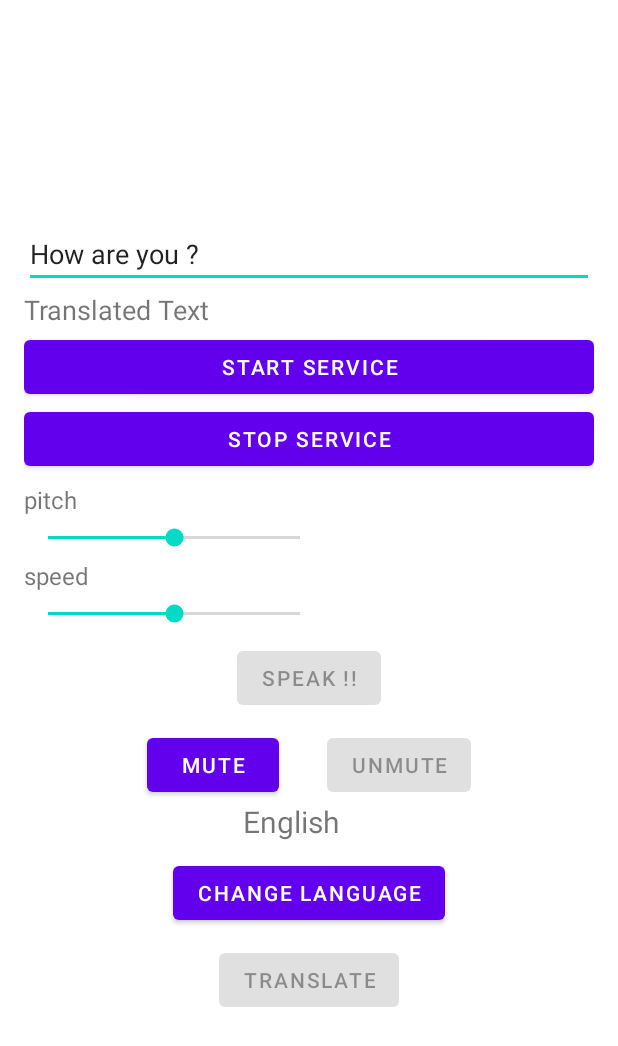
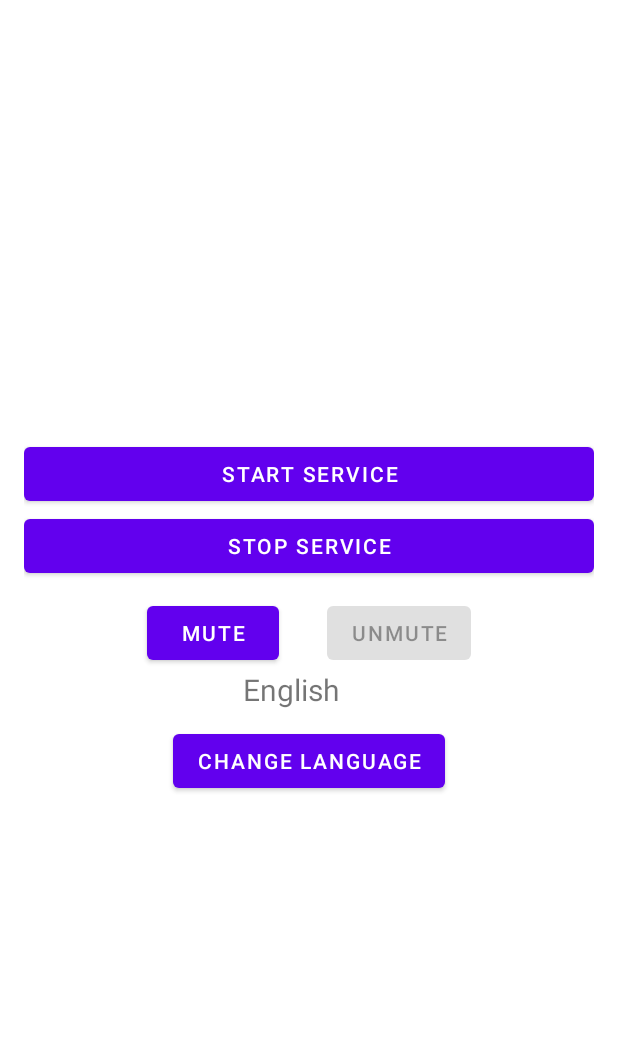
Before and after one commit to HackRx2-0/ps5_straw_hats, an Android app: the layout fragment_home.xml on its own in the app's theme, with its tools: preview values and no code run, on a phone screen of 412 x 824 dp. Shown: the top 1046 px of the screen. Run offline under Robolectric (Android 15) with nearby library versions, the phone set to English and light mode, and no system bars.

Commit message:
minor changes

```diff
--- a/app/src/main/res/layout/fragment_home.xml
+++ b/app/src/main/res/layout/fragment_home.xml
@@ -14,28 +14,29 @@
         android:orientation="vertical"
         tools:context=".MainActivity">
 
-        <EditText
-            android:id="@+id/edit_text_input"
-            android:layout_width="match_parent"
-            android:layout_height="wrap_content"
-            android:text="How are you ?"
-            android:hint="Input"
-            />
+<!--        <EditText-->
+<!--            android:id="@+id/edit_text_input"-->
+<!--            android:layout_width="match_parent"-->
+<!--            android:layout_height="wrap_content"-->
+<!--            android:text="How are you ?"-->
+<!--            android:hint="Input"-->
+<!--            />-->
 
-        <TextView
-            android:id="@+id/text_view_translated_text"
-            android:layout_width="match_parent"
-            android:layout_height="wrap_content"
-            android:hint="Translated Text"
-            android:textSize="18sp"
-            android:text="Translated Text"
-            android:layout_marginVertical="2dp"
-            />
+<!--        <TextView-->
+<!--            android:id="@+id/text_view_translated_text"-->
+<!--            android:layout_width="match_parent"-->
+<!--            android:layout_height="wrap_content"-->
+<!--            android:hint="Translated Text"-->
+<!--            android:textSize="18sp"-->
+<!--            android:text="Translated Text"-->
+<!--            android:layout_marginVertical="2dp"-->
+<!--            />-->
         <Button
             android:id="@+id/btn_start_service"
             android:layout_width="match_parent"
             android:layout_height="wrap_content"
             android:text="Start Service"
+
             />
 
         <Button
@@ -43,50 +44,51 @@
             android:layout_width="match_parent"
             android:layout_height="wrap_content"
             android:text="Stop Service"
+
             />
 
-        <TextView
-            android:layout_width="wrap_content"
-            android:layout_height="wrap_content"
-            android:text="pitch"
-            android:textSize="16sp"
-            android:layout_marginVertical="5dp"
-            android:layout_gravity="start"
-            />
+<!--        <TextView-->
+<!--            android:layout_width="wrap_content"-->
+<!--            android:layout_height="wrap_content"-->
+<!--            android:text="pitch"-->
+<!--            android:textSize="16sp"-->
+<!--            android:layout_marginVertical="5dp"-->
+<!--            android:layout_gravity="start"-->
+<!--            />-->
 
-        <SeekBar
-            android:id="@+id/seek_bar_pitch"
-            android:layout_width="200dp"
-            android:layout_height="wrap_content"
-            android:progress="50"
-            android:layout_gravity="start"
-            />
+<!--        <SeekBar-->
+<!--            android:id="@+id/seek_bar_pitch"-->
+<!--            android:layout_width="200dp"-->
+<!--            android:layout_height="wrap_content"-->
+<!--            android:progress="50"-->
+<!--            android:layout_gravity="start"-->
+<!--            />-->
 
-        <TextView
-            android:layout_width="wrap_content"
-            android:layout_height="wrap_content"
-            android:layout_marginVertical="5dp"
-            android:textSize="16sp"
-            android:text="speed"
-            android:layout_gravity="start"
-            />
+<!--        <TextView-->
+<!--            android:layout_width="wrap_content"-->
+<!--            android:layout_height="wrap_content"-->
+<!--            android:layout_marginVertical="5dp"-->
+<!--            android:textSize="16sp"-->
+<!--            android:text="speed"-->
+<!--            android:layout_gravity="start"-->
+<!--            />-->
 
-        <SeekBar
-            android:id="@+id/seek_bar_speed"
-            android:layout_width="200dp"
-            android:layout_height="wrap_content"
-            android:layout_gravity="start"
-            android:progress="50"
-            />
+<!--        <SeekBar-->
+<!--            android:id="@+id/seek_bar_speed"-->
+<!--            android:layout_width="200dp"-->
+<!--            android:layout_height="wrap_content"-->
+<!--            android:layout_gravity="start"-->
+<!--            android:progress="50"-->
+<!--            />-->
 
-        <Button
-            android:id="@+id/btn_speak"
-            android:layout_width="wrap_content"
-            android:layout_height="wrap_content"
-            android:layout_marginTop="10dp"
-            android:text="Speak !!"
-            android:enabled="false"
-            />
+<!--        <Button-->
+<!--            android:id="@+id/btn_speak"-->
+<!--            android:layout_width="wrap_content"-->
+<!--            android:layout_height="wrap_content"-->
+<!--            android:layout_marginTop="10dp"-->
+<!--            android:text="Speak !!"-->
+<!--            android:enabled="false"-->
+<!--            />-->
 
         <LinearLayout
             android:layout_width="match_parent"
@@ -132,14 +134,7 @@
             android:text="Change Language"
             />
 
-        <Button
-            android:id="@+id/btn_translate_text"
-            android:layout_width="wrap_content"
-            android:layout_height="wrap_content"
-            android:text="Translate"
-            android:layout_marginTop="10dp"
-            android:enabled="false"
-            />
+
     </LinearLayout>
 
 </FrameLayout>
```
Also changed, not shown: app/src/main/java/com/sarvesh14/notifyme/services/NotificationListenerService.kt (+13 -0 lines), app/src/main/java/com/sarvesh14/notifyme/ui/HomeFragment.kt (+50 -1 lines).
